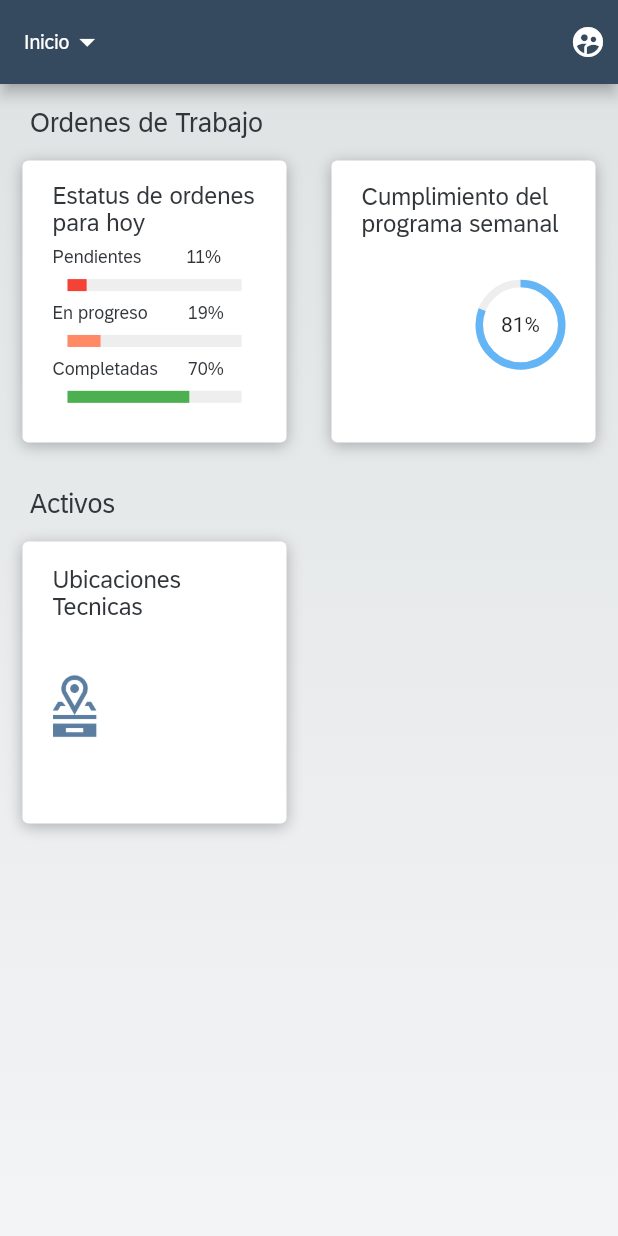
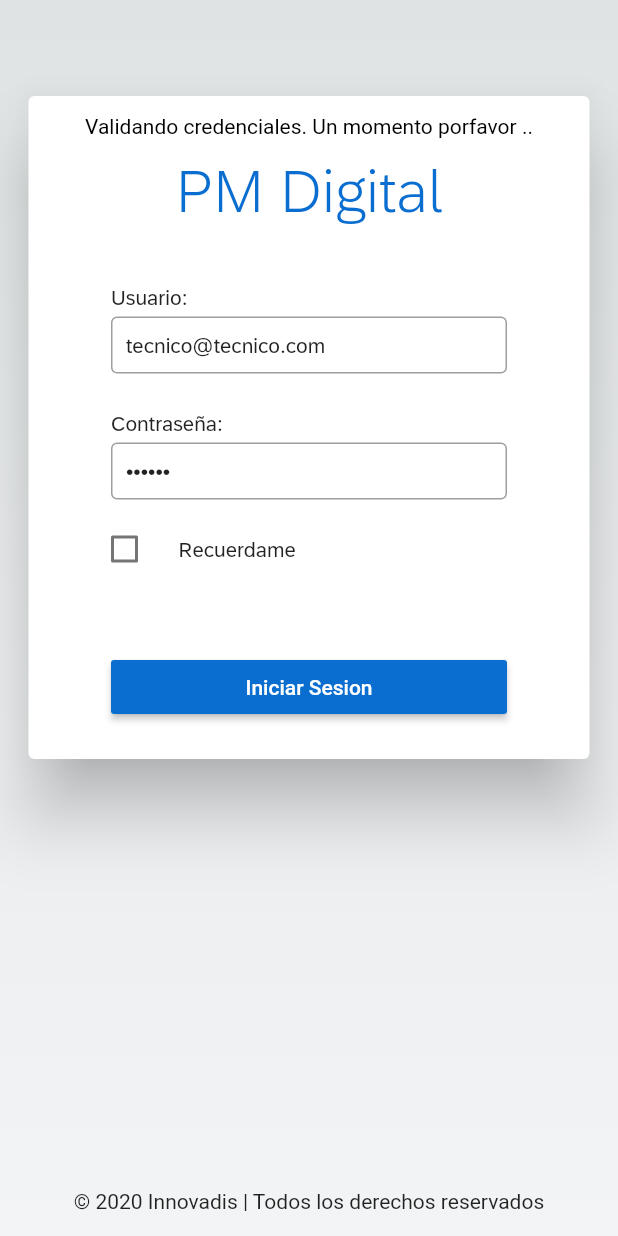
Before and after one commit to MeloGon/PMDigital, a Flutter app: the screen it shows after launch, after a tap on "Iniciar Sesion", on a phone screen of 412 x 824 dp. Run offline on Flutter 3.47's test engine with Material 2 defaults, Android fonts, the phone set to English and light mode, and no system bars; drawn by our look-alikes of percent_indicator; our stand-ins replace fluttertoast; network calls fail.

Commit message:
loguin funcionando, parametros entre paginas

```diff
--- a/lib/src/pages/login_page.dart
+++ b/lib/src/pages/login_page.dart
@@ -1,7 +1,10 @@
 import 'dart:ui';
 
 import 'package:flutter/material.dart';
+import 'package:pmdigital_app/src/pages/menu_page.dart';
+import 'package:pmdigital_app/src/provider/loguin_provider.dart';
 import 'package:pmdigital_app/src/widgets/loginbg_widget.dart';
+import 'package:fluttertoast/fluttertoast.dart';
 
 class LoginPage extends StatefulWidget {
   @override
@@ -9,6 +12,9 @@ class LoginPage extends StatefulWidget {
 }
 
 class _LoginPageState extends State<LoginPage> {
+  //provider
+  final LoguinProvider loguinProvider = new LoguinProvider();
+  //ui styles
   Color _colorBlueApp = Color(0xff0A6ED1);
   TextStyle _styleTitle = TextStyle(
       fontSize: 40,
@@ -19,7 +25,18 @@ class _LoginPageState extends State<LoginPage> {
     fontSize: 14.0,
     fontFamily: 'fuente72',
   );
+  //var
+  final emailController = TextEditingController(text: 'tecnico@tecnico.com');
+  final passwordController = TextEditingController(text: '111aaa');
   bool stateCheck = false;
+
+  @override
+  void dispose() {
+    emailController.dispose();
+    passwordController.dispose();
+    super.dispose();
+  }
+
   @override
   Widget build(BuildContext context) {
     return WillPopScope(
@@ -92,6 +109,8 @@ class _LoginPageState extends State<LoginPage> {
       padding: EdgeInsets.symmetric(vertical: 5, horizontal: 55),
       height: 48,
       child: TextFormField(
+        style: _styleLabel,
+        controller: emailController,
         decoration: InputDecoration(
             contentPadding: EdgeInsets.all(10), border: OutlineInputBorder()),
       ),
@@ -103,38 +122,11 @@ class _LoginPageState extends State<LoginPage> {
       padding: EdgeInsets.symmetric(vertical: 5, horizontal: 55),
       height: 48,
       child: TextFormField(
+        controller: passwordController,
         obscureText: true,
+        style: _styleLabel,
         decoration: InputDecoration(
             contentPadding: EdgeInsets.all(10), border: OutlineInputBorder()),
-      ),
-    );
-  }
-
-  Widget _enterButton() {
-    Widget button = RaisedButton(
-      onPressed: () {
-        Navigator.pushNamed(context, 'menu');
-      },
-      color: _colorBlueApp,
-      child: Text(
-        'Iniciar Sesion',
-        style: TextStyle(color: Colors.white),
-      ),
-    );
-
-    return Container(
-      padding: EdgeInsets.symmetric(horizontal: 55.0),
-      width: double.infinity,
-      child: button,
-    );
-  }
-
-  Widget _textoCopy() {
-    return Container(
-      padding: EdgeInsets.only(bottom: 15),
-      alignment: Alignment.bottomCenter,
-      child: Text(
-        '© 2020 Innovadis | Todos los derechos reservados',
       ),
     );
   }
@@ -158,4 +150,75 @@ class _LoginPageState extends State<LoginPage> {
       ),
     );
   }
+
+  Widget _enterButton() {
+    Widget button = RaisedButton(
+      onPressed: _loguinFuncion,
+      color: _colorBlueApp,
+      child: Text(
+        'Iniciar Sesion',
+        style: TextStyle(color: Colors.white),
+      ),
+    );
+
+    return Container(
+      padding: EdgeInsets.symmetric(horizontal: 55.0),
+      width: double.infinity,
+      child: button,
+    );
+  }
+
+  Widget _textoCopy() {
+    return SafeArea(
+      child: Container(
+        padding: EdgeInsets.only(bottom: 15),
+        alignment: Alignment.bottomCenter,
+        child: Align(
+          alignment: Alignment.bottomCenter,
+          child: Text(
+            '© 2020 Innovadis | Todos los derechos reservados',
+          ),
+        ),
+      ),
+    );
+  }
+
+  void _loguinFuncion() async {
+    var email = emailController.text;
+    var pass = passwordController.text;
+    if (email.isEmpty || pass.isEmpty) {
+      toast('Alguno de los campos se encuentra vacio. Intente nuevamente',
+          Colors.black, Colors.white);
+    } else {
+      toast("Validando credenciales. Un momento porfavor ..", Colors.black,
+          Colors.white);
+      var rsp = await loguinProvider.loguinUser(
+          emailController.text, passwordController.text);
+      // print(rsp);
+      if (rsp['code'] == 200) {
+        toast("Credenciales validados exitosamente", Colors.white,
+            Colors.blue[300]);
+        //Navigator.pushNamed(context, 'menu', arguments: rsp['token']);
+        Navigator.push(context, MaterialPageRoute(builder: (context) {
+          return MenuPage(
+            token: rsp['token'],
+          );
+        }));
+      } else {
+        toast("Credenciales Invalidos. Vuelva a intentarlo porfavor.",
+            Colors.white, Colors.red[300]);
+      }
+    }
+  }
+
+  void toast(String msg, Color colorTexto, Color colorbg) {
+    Fluttertoast.showToast(
+        msg: msg,
+        toastLength: Toast.LENGTH_SHORT,
+        gravity: ToastGravity.TOP,
+        timeInSecForIosWeb: 1,
+        backgroundColor: colorbg,
+        textColor: colorTexto,
+        fontSize: 14.0);
+  }
 }
--- a/lib/src/pages/menu_page.dart
+++ b/lib/src/pages/menu_page.dart
@@ -8,6 +8,8 @@ import 'package:pmdigital_app/src/widgets/loginbg_widget.dart';
 import 'package:pmdigital_app/src/widgets/roundbt_widget.dart';
 
 class MenuPage extends StatefulWidget {
+  final String token;
+  MenuPage({this.token});
   @override
   _MenuPageState createState() => _MenuPageState();
 }
@@ -189,13 +191,9 @@ class _MenuPageState extends State<MenuPage> {
       children: [
         TableRow(children: [
           RoundButtonWidget(
-            contentRb: _contentSt,
-            actionRb: 1,
-          ),
+              contentRb: _contentSt, actionRb: 1, token: widget.token),
           RoundButtonWidget(
-            contentRb: _contentWe,
-            actionRb: 2,
-          ),
+              contentRb: _contentWe, actionRb: 2, token: widget.token),
         ]),
       ],
     );
@@ -243,9 +241,7 @@ class _MenuPageState extends State<MenuPage> {
       children: [
         TableRow(children: [
           RoundButtonWidget(
-            contentRb: _contentUt,
-            actionRb: 3,
-          ),
+              contentRb: _contentUt, actionRb: 3, token: widget.token),
           SizedBox(
             height:
                 188, // para la cuarta caja invisible, no existe un alignmnet para el tablerow
--- a/lib/src/pages/ordenes_page.dart
+++ b/lib/src/pages/ordenes_page.dart
@@ -1,6 +1,9 @@
 import 'package:flutter/material.dart';
 
 class OrdenesPage extends StatefulWidget {
+  final String token;
+  OrdenesPage({this.token});
+
   @override
   _OrdenesPageState createState() => _OrdenesPageState();
 }
--- /dev/null
+++ b/lib/src/provider/loguin_provider.dart
@@ -0,0 +1,18 @@
+import 'dart:convert';
+
+import 'package:http/http.dart' as http;
+
+class LoguinProvider {
+  String _url = 'https://innovadis.net.pe/apiPMDigital/public/usuario/login';
+
+  Future loguinUser(String email, String password) async {
+    final resp = await http.post(_url, headers: {
+      "Accept": "application/json",
+      "Content-Type": "application/x-www-form-urlencoded"
+    }, body: {
+      'json': '{"usuario":"' + email + '","contrasena":"' + password + '"}',
+    });
+    final decodeResp = json.decode(resp.body);
+    return decodeResp;
+  }
+}
--- /dev/null
+++ b/lib/src/provider/ordenes_provider.dart
@@ -0,0 +1,3 @@
+class OrdenesProvider {
+  String _url = 'https://innovadis.net.pe/apiPMDigital/public/orden_trabajo/';
+}
--- a/lib/src/widgets/roundbt_widget.dart
+++ b/lib/src/widgets/roundbt_widget.dart
@@ -1,9 +1,11 @@
 import 'package:flutter/material.dart';
+import 'package:pmdigital_app/src/pages/ordenes_page.dart';
 
 class RoundButtonWidget extends StatefulWidget {
   final Widget contentRb;
   final int actionRb;
-  RoundButtonWidget({this.contentRb, this.actionRb});
+  final String token;
+  RoundButtonWidget({this.contentRb, this.actionRb, this.token});
   @override
   _RoundButtonWidgetState createState() => _RoundButtonWidgetState();
 }
@@ -24,6 +26,11 @@ class _RoundButtonWidgetState extends State<RoundButtonWidget> {
           if (widget.actionRb == 1) {
             print('vamonos a la pagina 1');
             Navigator.pushNamed(context, 'ordenes');
+            Navigator.push(context, MaterialPageRoute(builder: (context) {
+              return OrdenesPage(
+                token: widget.token,
+              );
+            }));
           }
           if (widget.actionRb == 2) {
             print('vamonos a la pagina 2');
--- a/pubspec.yaml
+++ b/pubspec.yaml
@@ -33,7 +33,8 @@ dependencies:
 dev_dependencies:
   flutter_test:
     sdk: flutter
-
+  http: ^0.12.1
+  fluttertoast: ^7.0.1
 # For information on the generic Dart part of this file, see the
 # following page: https://dart.dev/tools/pub/pubspec
 
```
Also changed, not shown: pubspec.lock, 6 other files.
